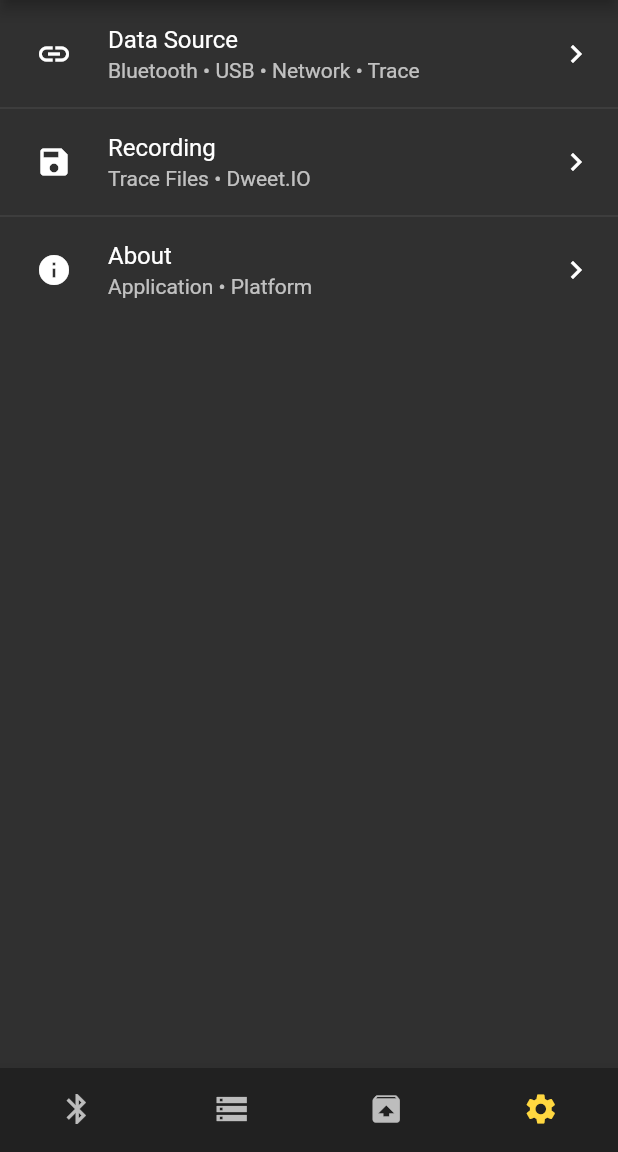
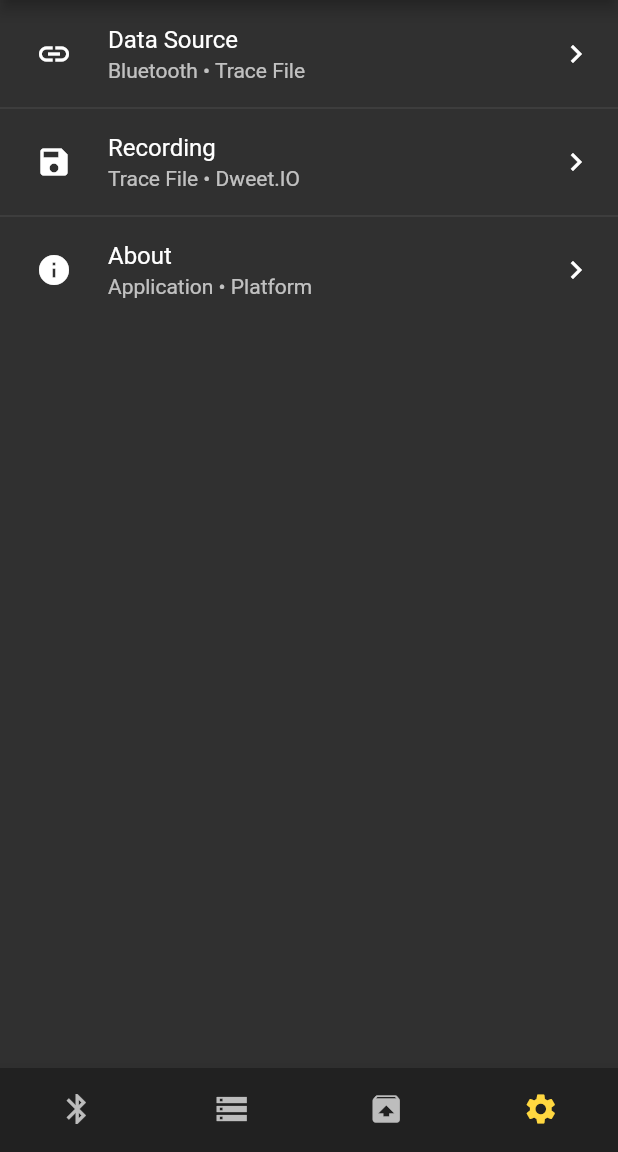
Before and after one commit to Prateek-Prakash/OpenXC, a Flutter app: the screen it shows after launch, item 4 of the bottom bar chosen, on a phone screen of 412 x 824 dp, the part 84-1236 px from its top. Run offline on Flutter 3.47's test engine with Material 2 defaults, Android fonts, the phone set to English and light mode, and no system bars; our stand-ins replace badges, flutter_blue.

Commit message:
Settings Page Text Update

```diff
--- a/lib/main.dart
+++ b/lib/main.dart
@@ -510,7 +510,7 @@ class _SettingsTabState extends State<SettingsTab> {
                 backgroundColor: Colors.transparent,
               ),
               title: Text('Data Source'),
-              subtitle: Text('Bluetooth • USB • Network • Trace'),
+              subtitle: Text('Bluetooth • Trace File'),
               trailing: Icon(Icons.keyboard_arrow_right),
               onTap: () {},
             ),
@@ -523,7 +523,7 @@ class _SettingsTabState extends State<SettingsTab> {
                 backgroundColor: Colors.transparent,
               ),
               title: Text('Recording'),
-              subtitle: Text('Trace Files • Dweet.IO'),
+              subtitle: Text('Trace File • Dweet.IO'),
               trailing: Icon(Icons.keyboard_arrow_right),
               onTap: () {},
             ),
```
